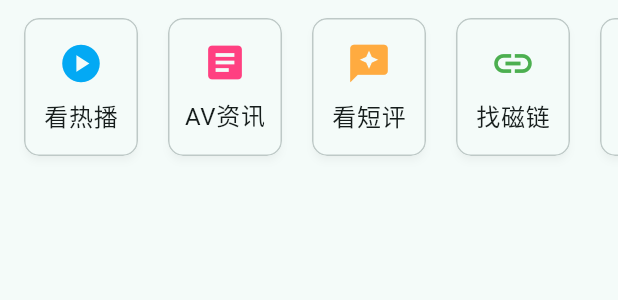
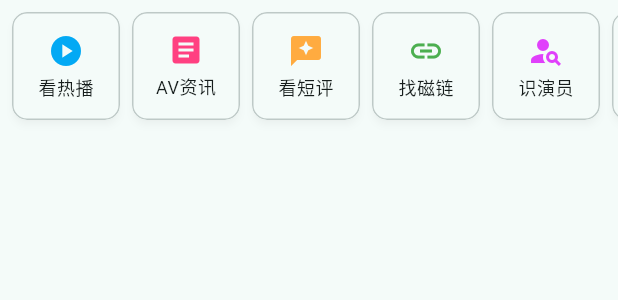
Before and after one commit to Luxcis/Jdb_Flutter, a Flutter app: the TofuScroll widget shown alone on an empty page, opened directly, on a phone screen of 412 x 824 dp. Shown: the top 300 px of the screen. Run offline on Flutter 3.47's test engine with Material 3 defaults, Android fonts, the phone set to English and light mode, and no system bars; drawn by our look-alikes of dynamic_color; our stand-ins replace cached_network_image, dio, flutter_cache_manager, go_router, logger, shared_preferences; missing offline and left inert: encrypt; accounts and stored records are empty; network calls fail.

Commit message:
feat: open hot rankings from compact home entry

```diff
--- a/lib/features/home/widgets/tofu_scroll.dart
+++ b/lib/features/home/widgets/tofu_scroll.dart
@@ -22,7 +22,7 @@ class TofuScroll extends StatelessWidget {
     TofuItem(
       label: '看热播',
       icon: Icons.play_circle,
-      route: '/rankings',
+      route: '/rankings?tab=hot',
       color: Colors.lightBlue,
     ),
     TofuItem(
@@ -78,17 +78,19 @@ class TofuScroll extends StatelessWidget {
   @override
   Widget build(BuildContext context) {
     return SizedBox(
-      height: 116,
+      height: 88,
       child: ListView.separated(
         scrollDirection: Axis.horizontal,
-        padding: const EdgeInsets.symmetric(horizontal: 12, vertical: 8),
+        padding: const EdgeInsets.all(8),
         itemCount: items.length,
-        separatorBuilder: (_, _) => const SizedBox(width: 12),
+        separatorBuilder: (_, _) => const SizedBox(width: 8),
         itemBuilder: (context, i) {
           final item = items[i];
-          return SizedBox(
-            width: 84,
+          return SizedBox.square(
+            dimension: 72,
             child: Card(
+              key: Key('tofu-${item.label}'),
+              margin: EdgeInsets.zero,
               elevation: 2,
               shadowColor: Colors.black.withValues(alpha: 0.16),
               color: Theme.of(context).colorScheme.surface,
@@ -100,15 +102,21 @@ class TofuScroll extends StatelessWidget {
               ),
               clipBehavior: Clip.antiAlias,
               child: InkWell(
-                onTap: () => context.push(item.route),
+                onTap: () {
+                  if (item.route == '/rankings?tab=hot') {
+                    context.go(item.route);
+                    return;
+                  }
+                  context.push(item.route);
+                },
                 child: Column(
                   mainAxisAlignment: MainAxisAlignment.center,
-                  spacing: 8,
+                  spacing: 4,
                   children: [
-                    Icon(item.icon, size: 30, color: item.color),
+                    Icon(item.icon, size: 24, color: item.color),
                     Text(
                       item.label,
-                      style: Theme.of(context).textTheme.bodyLarge,
+                      style: Theme.of(context).textTheme.bodySmall,
                     ),
                   ],
                 ),
```
Also changed, not shown: lib/core/router/app_router.dart (+13 -3 lines), lib/features/rankings/screens/rankings_screen.dart (+21 -3 lines), 3 other files.
